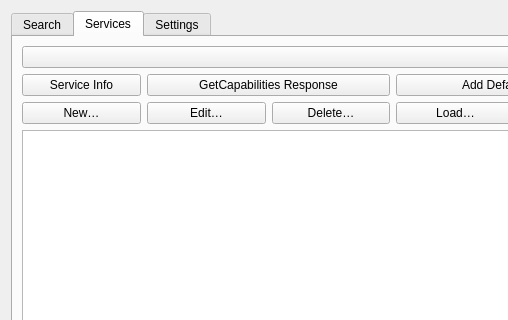
carsmie/QGIS, file python/plugins/MetaSearch/ui/maindialog.ui: the form before one commit; both pictures show x 0 to 508 and y 0 to 320 of the 662 by 550 pixel window.
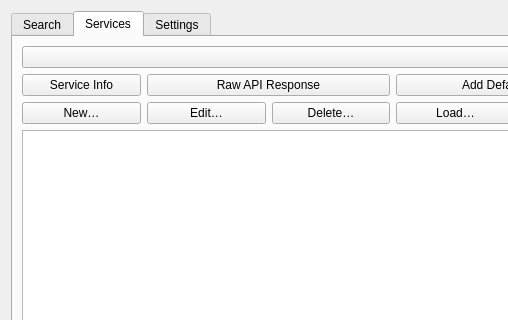
The form after the commit. The open tabs and pages were chosen to show the change. Icons and pictures are not drawn. Custom widgets are drawn as their Qt base class.

What changed in the file:
```diff
--- a/python/plugins/MetaSearch/ui/maindialog.ui
+++ b/python/plugins/MetaSearch/ui/maindialog.ui
@@ -425,7 +425,7 @@
        <item row="1" column="1" colspan="2">
         <widget class="QPushButton" name="btnCapabilities">
          <property name="text">
-          <string>GetCapabilities Response</string>
+          <string>Raw API Response</string>
          </property>
         </widget>
        </item>
```
Left out of the diff: 10 changed lines with no effect on the pictures.
